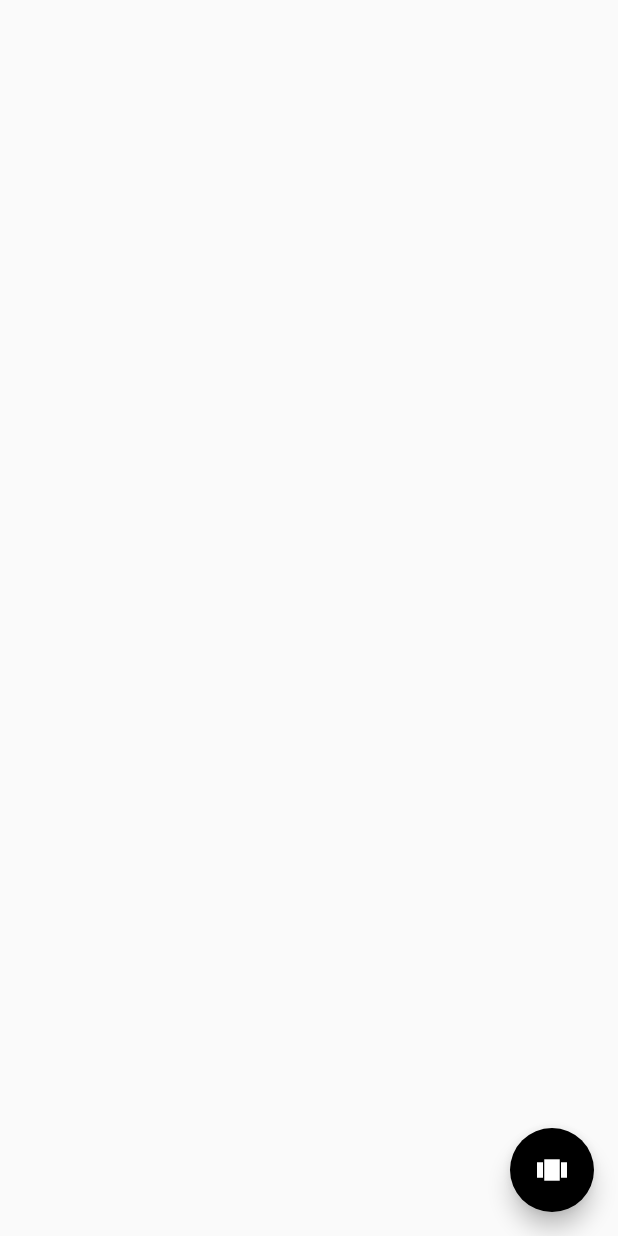
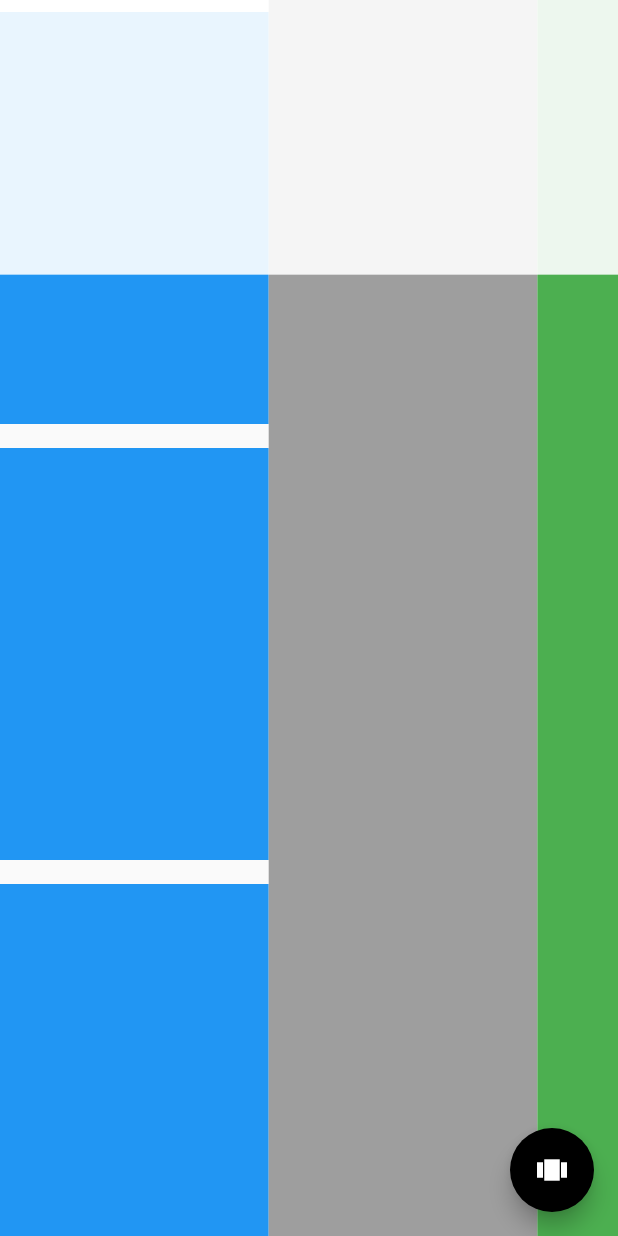
Before and after one commit to JAICHANGPARK/flutter_notebook_the_third_story, a Flutter app: the screen it shows after launch, on a phone screen of 412 x 824 dp. Run offline on Flutter 3.47's test engine with Material 2 defaults, Android fonts, the phone set to English and light mode, and no system bars; our stand-ins replace badges, dotted_border, fl_chart, google_fonts, page_transition, percent_indicator.

Commit message:
Update main_page.dart

```diff
--- a/lib/news_feed/main_page.dart
+++ b/lib/news_feed/main_page.dart
@@ -1,3 +1,4 @@
+import 'package:flutter/cupertino.dart';
 import 'package:flutter/material.dart';
 
 class NewsFeedApp extends StatelessWidget {
@@ -18,14 +19,65 @@ class _MainPageState extends State<MainPage> {
   @override
   Widget build(BuildContext context) {
     return Scaffold(
+      body: Stack(
+        fit: StackFit.expand,
+        overflow: Overflow.visible,
+        children: <Widget>[
 
-      body: Stack(
+          Positioned(
+            left: 0,
+            right: 0,
+            top: 0,
+            bottom: 0,
+            child: ListView(
+              scrollDirection: Axis.horizontal,
+              children: <Widget>[
+                Container(
+                  height: MediaQuery.of(context).size.height,
+                  width: MediaQuery.of(context).size.width /2.3,
+                  child: ListView(
+                    children: List.generate(10, (index){
+                      return Container(
+                        margin: EdgeInsets.symmetric(vertical: 8),
+                        height: MediaQuery.of(context).size.height / 3,
+                        decoration: BoxDecoration(
+                          color: Colors.blue
+                        ),
+                      );
+                    }).toList()
+                  ),
+                ),
+                Container(
+                  height: MediaQuery.of(context).size.height,
+                  width: MediaQuery.of(context).size.width /2.3,
+                  color: Colors.grey,
+                ),
+                Container(
+                  height: MediaQuery.of(context).size.height,
+                  width: MediaQuery.of(context).size.width /2.3,
+                  color: Colors.green,
+                )
+              ],
+            ),
+          ),
+          Positioned(
+            left: 0,
+            right: 0,
+            top: 0,
+            child: Container(
+              height: MediaQuery.of(context).size.height / 4.5,
+              decoration: BoxDecoration(
+                color: Colors.white.withOpacity(0.9),
+              ),
+            ),
+          ),
+        ],
 
       ),
       floatingActionButton: FloatingActionButton(
         child: Icon(Icons.view_carousel,
         color: Colors.white,),
-        backgroundColor: Colors.black,
+        backgroundColor: Colors.black, onPressed: () {  },
 
       ),
     );
```
